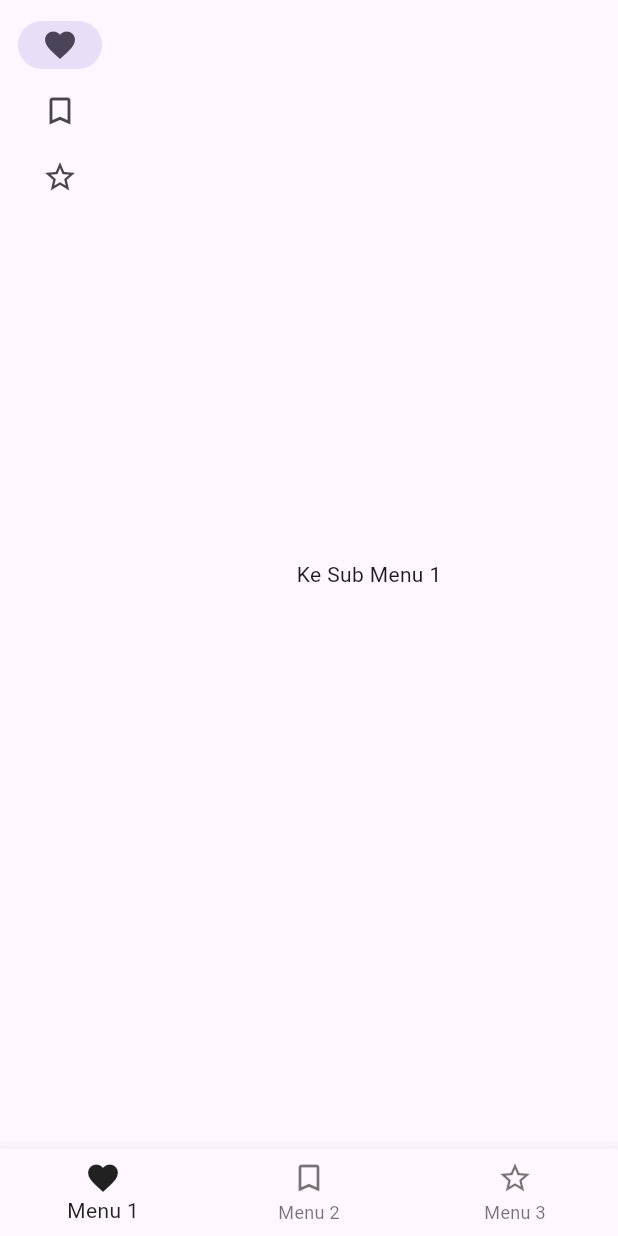
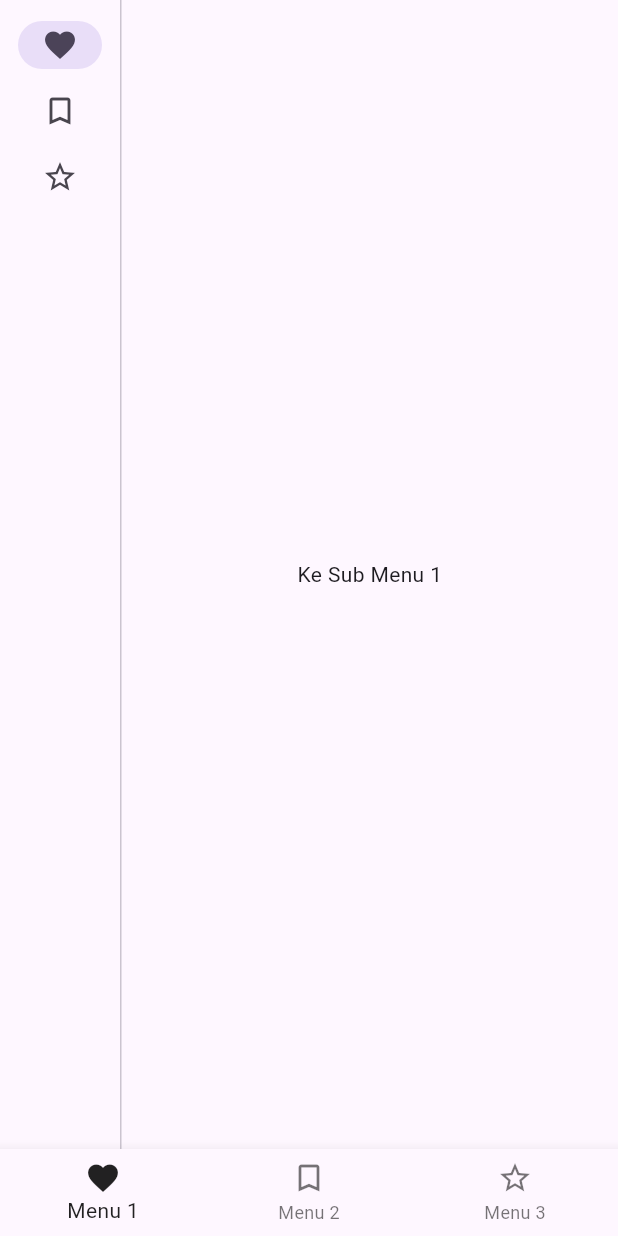
Before and after one commit to ikkeamalia/go_router_example, a Flutter app: the screen it shows after launch, on a phone screen of 412 x 824 dp. Run offline on Flutter 3.47's test engine with Material 2 defaults, Android fonts, the phone set to English and light mode, and no system bars; our stand-ins replace go_router.

Commit message:
add divider

```diff
--- a/lib/home_page.dart
+++ b/lib/home_page.dart
@@ -30,6 +30,7 @@ class _HomePageState extends State<HomePage> {
               onDestinationSelected(index, context);
             },
           ),
+          VerticalDivider(thickness: 1, width: 1),
           Expanded(child: widget.content)
         ],
       ),
```
